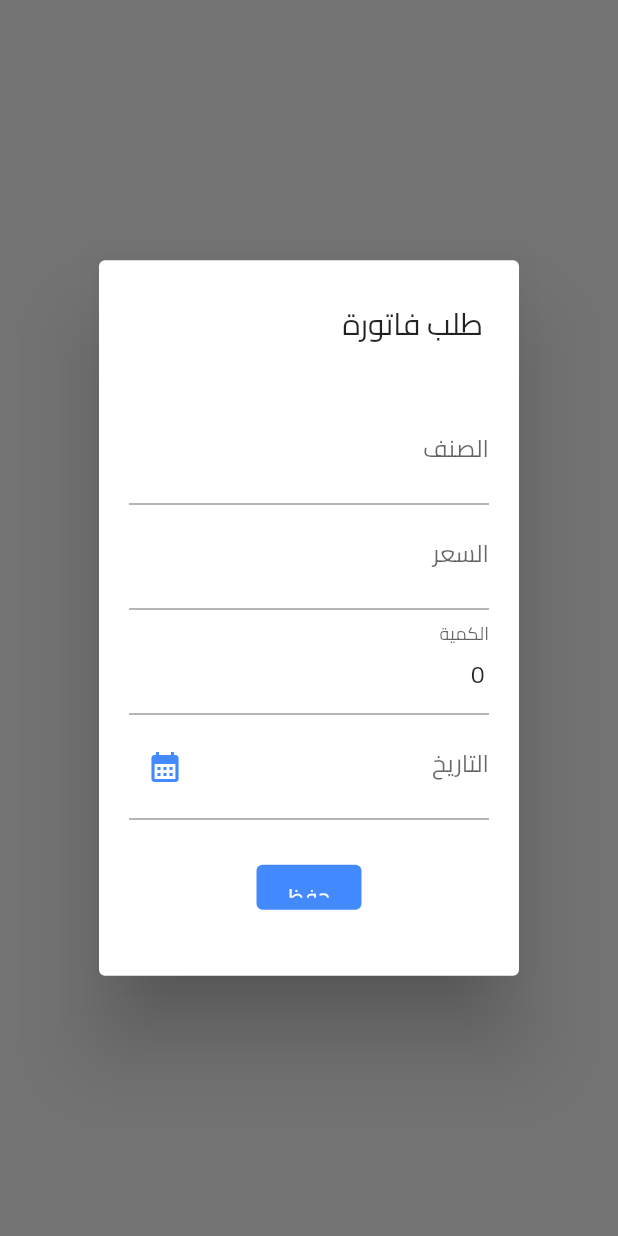
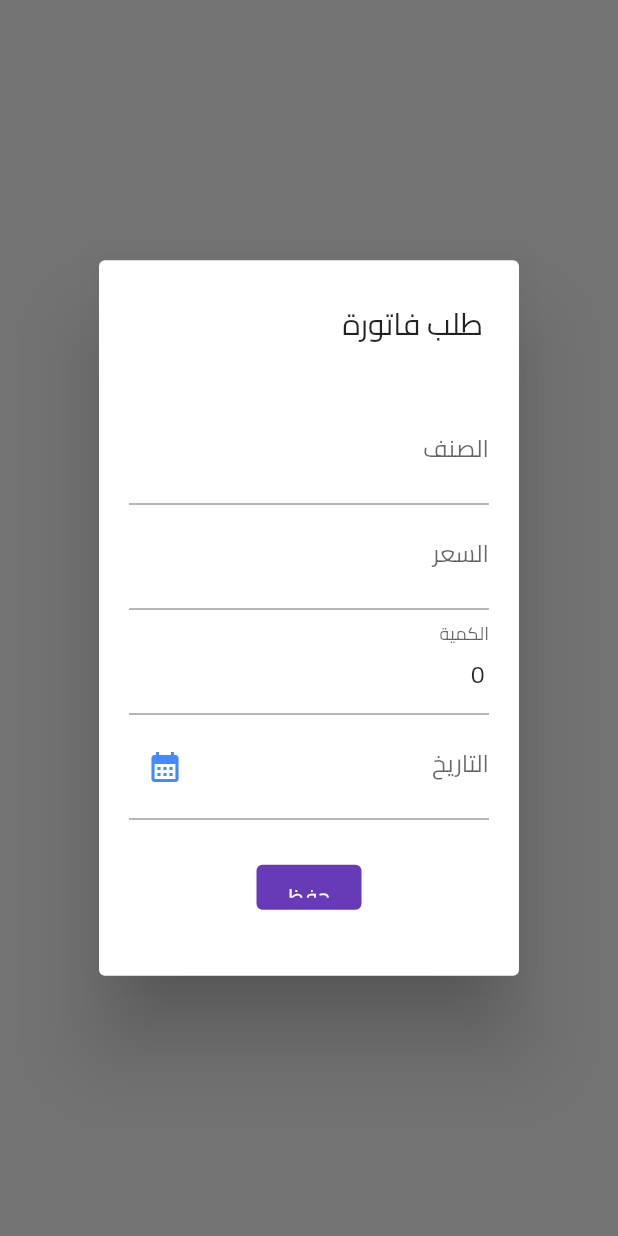
Before and after one commit to AHMED-JMD/Ishkirty_Food, a Flutter app: the Order_Modal widget shown alone on an empty page, opened directly with empty values, on a phone screen of 412 x 824 dp. Run offline on Flutter 3.47's test engine with Material 2 defaults, Android fonts, the light colour scheme and no system bars; drawn by our look-alikes of flutter_form_builder; our stand-ins replace form_builder_validators; missing offline and left inert: image_card.

Commit message:
changed some themes

```diff
--- a/lib/static/GridBuilder.dart
+++ b/lib/static/GridBuilder.dart
@@ -25,6 +25,9 @@ class GridViewBuilder extends StatelessWidget {
                 onPressed: () {
                   Order_Modal(context, speices);
                 },
+                style: ElevatedButton.styleFrom(
+                  backgroundColor: Colors.deepPurple
+                ),
                 child: Text('فاتورة'))
           ],
         ),
--- a/lib/static/modal.dart
+++ b/lib/static/modal.dart
@@ -56,7 +56,7 @@ final GlobalKey<FormBuilderState> _formKey = GlobalKey<FormBuilderState>();
                            width: 70,
                            child: TextButton(
                              style: TextButton.styleFrom(
-                               backgroundColor: Colors.blueAccent,
+                               backgroundColor: Colors.deepPurple,
                                primary: Colors.white,
                              ),
                              child: Text('حفظ'),
--- a/lib/widgets/Home.dart
+++ b/lib/widgets/Home.dart
@@ -31,6 +31,7 @@ class _MyHomePageState extends State<MyHomePage> {
             child: Center(
                 child: Image.asset(
               'assets/images/iskirty_logo.png',
+                  width: 400,
             )),
           ),
           centerTitle: true,
```
